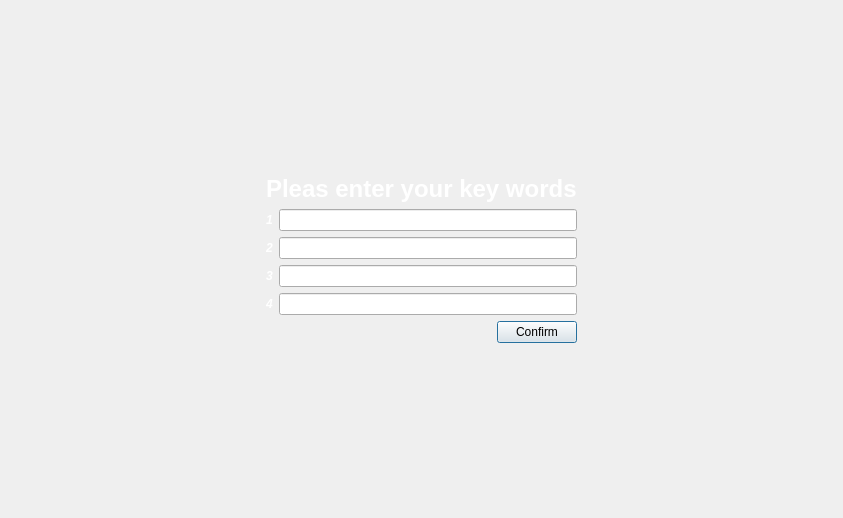
This is ui/receivesecurewordswindow.ui in Avesta85/JukeBox as Qt 5 draws it before an edit. The edited form follows.
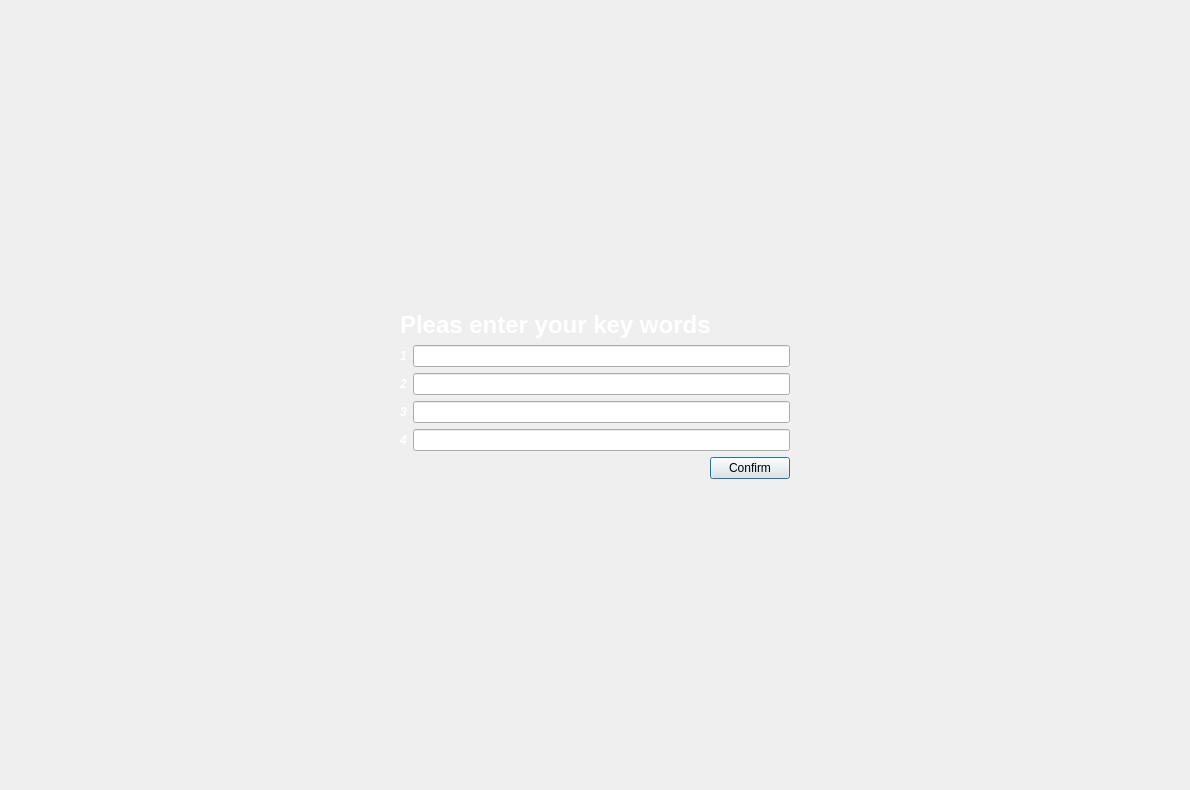
This is the edited form. Icons and pictures are not drawn.

Commit message: add tooltip to lineEdits and valider to cpp files if dialogs

The edit to the form file:
```diff
--- a/ui/receivesecurewordswindow.ui
+++ b/ui/receivesecurewordswindow.ui
@@ -6,13 +6,22 @@
    <rect>
     <x>0</x>
     <y>0</y>
-    <width>843</width>
-    <height>518</height>
+    <width>1190</width>
+    <height>790</height>
    </rect>
   </property>
   <property name="windowTitle">
    <string>Dialog</string>
   </property>
+  <property name="styleSheet">
+   <string notr="true">QDialog {
+    background-image: url(:/dailogs-images/images/116773318-vintage-music-wallpaper-free.jpg);
+    background-repeat: no-repeat;
+    background-position: center; 
+    background-size: cover;  
+ 
+}</string>
+  </property>
   <layout class="QGridLayout" name="gridLayout">
    <item row="2" column="1">
     <spacer name="verticalSpacer">
```
Left out of the diff: 17 changed lines with no effect on the pictures. The commit also changes 14 other files.
